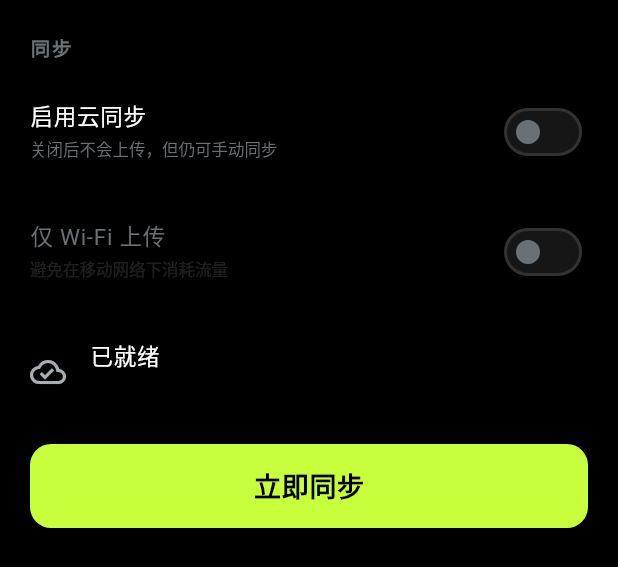
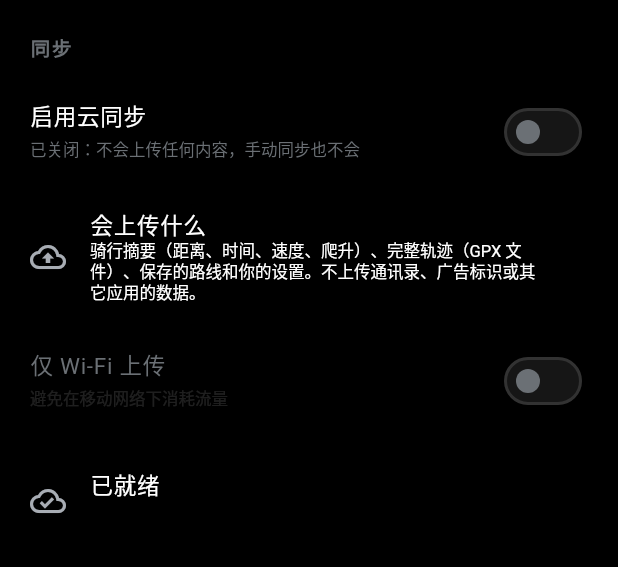
Before and after one commit to csic21/pure-cycling, a Flutter app: the _StatusSection widget shown alone on an empty page, opened directly with empty values, on a phone screen of 412 x 824 dp. Shown: the top 567 px of the screen. Run offline on Flutter 3.47's test engine with Material 3 defaults, Android fonts, the phone set to English and light mode, and no system bars; our stand-ins replace battery_plus, connectivity_plus, drift, drift_flutter, file_picker, flutter_map and 8 more; missing offline and left inert: universal_ble; accounts and stored records are empty; generated files the repository leaves out were written again.

Commit message:
云同步开关：让承诺成真，并且锁住
设置页里「启用云同步」默认关闭，副标题写着「关闭后不会上传，但仍可手动
同步」。但 SyncService 从来没有读过这个设置——只要登录、配置好、有网，
下面六条路径都会上传：

  网络恢复 / 积压重试 / App 回前台 / 登录成功 / 历史页下拉刷新 / 手动按钮

也就是说，开关是假的，而且没有任何测试。

## 修法：把闸门放在唯一的汇合点

六个触发点全部经过 syncNow()，所以开关只需要在那里判一次——放在调用点
会随功能增加而漏，放在汇合点不会。判定在解析客户端之前：

  关 → SyncPhase.disabled，连 Supabase 客户端都不解析，零网络尝试
  开 → 照常推送、拉取

`force` 只用于绕过「仅 Wi-Fi」限制，不能绕过开关：带旁路的承诺不是承诺。

## 顺带把话说明白

- 开关副标题分状态：开启时写明会上传什么，关闭时写明手动同步也不会
- 新增一行「会上传什么」：摘要、完整轨迹（GPX）、路线、设置；
  并写明不上传通讯录、广告标识、其它应用数据
- 关闭时「立即同步」按钮不再出现（一个可点的旁路比一句文案更响）
- 关闭时待上传行的说明改成「打开云同步后才会上传」
- 设置页副标题「已关闭」优先于「未登录」——开关状态是更重要的事实
- 顺手去掉一处 `·` 拼的元信息（设计规范里明确不用）

## 验证

- `test/sync_gate_test.dart`（新）：关闭时不上传且不解析客户端、
  force 不能绕过、打开后闸门放行
- 编译器帮忙找到第三处 SyncPhase 的穷尽匹配（设置页），已补
- 246 个测试通过，静态分析零问题

```diff
--- a/app/lib/features/settings/presentation/settings_screen.dart
+++ b/app/lib/features/settings/presentation/settings_screen.dart
@@ -166,10 +166,14 @@ class SettingsScreen extends ConsumerWidget {
   }
 
   static String _syncSubtitle(SyncReport? report, AuthUser? user) {
+    // The switch outranks the session state: "已关闭" is the fact that matters,
+    // and it stays true whether or not someone is signed in.
+    if (report?.phase == SyncPhase.disabled) return '已关闭';
     if (!SupabaseConfig.isConfigured) return '未配置';
     if (user == null) return '未登录';
     if (report == null) return '已登录';
     return switch (report.phase) {
+      SyncPhase.disabled => '已关闭',
       SyncPhase.syncing => '同步中…',
       SyncPhase.offline => '离线',
       SyncPhase.failed => report.message ?? '同步失败',
@@ -178,7 +182,7 @@ class SettingsScreen extends ConsumerWidget {
       SyncPhase.idle => report.lastSyncedAt == null
           ? '已登录，尚未同步'
           : '上次同步 ${UnitFormatter.clock(report.lastSyncedAt!)}'
-              '${report.pendingCount > 0 ? ' · 待上传 ${report.pendingCount}' : ''}',
+              '${report.pendingCount > 0 ? '，待上传 ${report.pendingCount}' : ''}',
     };
   }
 }
--- a/app/lib/features/settings/presentation/sync_screen.dart
+++ b/app/lib/features/settings/presentation/sync_screen.dart
@@ -105,10 +105,20 @@ class _StatusSection extends ConsumerWidget {
       rows: [
         SettingsSwitch(
           title: '启用云同步',
-          subtitle: '关闭后不会上传，但仍可手动同步',
+          subtitle: settings.cloudSync
+              ? '已开启：上传摘要、轨迹和路线，用于换手机后找回'
+              : '已关闭：不会上传任何内容，手动同步也不会',
           value: settings.cloudSync,
           onChanged: (v) =>
               ref.read(settingsProvider.notifier).mutate((s) => s.copyWith(cloudSync: v)),
+        ),
+        const SettingsTile(
+          // Stated once, always visible, so the switch is an informed choice
+          // rather than a toggle whose consequences show up later.
+          title: '会上传什么',
+          subtitle: '骑行摘要（距离、时间、速度、爬升）、完整轨迹（GPX 文件）、'
+              '保存的路线和你的设置。不上传通讯录、广告标识或其它应用的数据。',
+          leading: Icon(Icons.cloud_upload_outlined),
         ),
         SettingsSwitch(
           title: '仅 Wi-Fi 上传',
@@ -140,10 +150,16 @@ class _StatusSection extends ConsumerWidget {
         if (current.pendingCount > 0)
           SettingsTile(
             title: '待上传 ${current.pendingCount} 条',
-            subtitle: '网络恢复后会自动上传',
+            subtitle: settings.cloudSync
+                ? '网络恢复后会自动上传'
+                : '打开云同步后才会上传',
             leading: const Icon(Icons.cloud_upload_outlined,
                 color: AppColors.warning),
           ),
+        // The button disappears when the switch is off instead of sitting
+        // there disabled: there is nothing to press, and offering a dead
+        // control next to a privacy switch reads as a loophole.
+        if (settings.cloudSync)
           Padding(
             padding: const EdgeInsets.fromLTRB(20, 8, 20, 0),
             child: FilledButton(
@@ -163,6 +179,7 @@ class _StatusSection extends ConsumerWidget {
         SyncPhase.offline => Icons.wifi_off,
         SyncPhase.signedOut => Icons.person_off_outlined,
         SyncPhase.notConfigured => Icons.settings_outlined,
+        SyncPhase.disabled => Icons.lock_outline,
         SyncPhase.idle => Icons.cloud_done_outlined,
       };
 
@@ -179,6 +196,7 @@ class _StatusSection extends ConsumerWidget {
         SyncPhase.offline => '离线',
         SyncPhase.signedOut => '未登录',
         SyncPhase.notConfigured => '未配置',
+        SyncPhase.disabled => '云同步已关闭',
         SyncPhase.idle => '已就绪',
       };
 }
```
Also changed, not shown: app/lib/core/sync/sync_service.dart (+23 -1 lines), 4 other files. Lines whose indentation alone changed are shown as unchanged.
